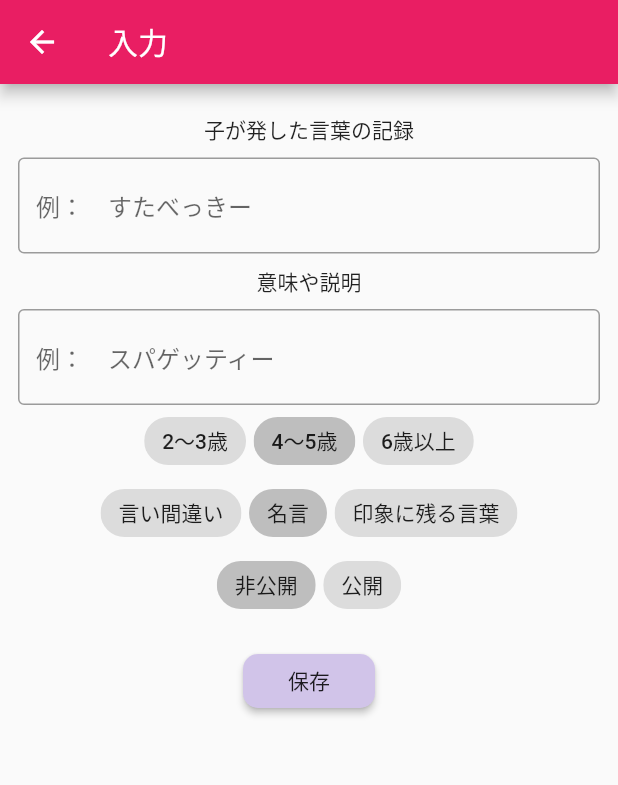
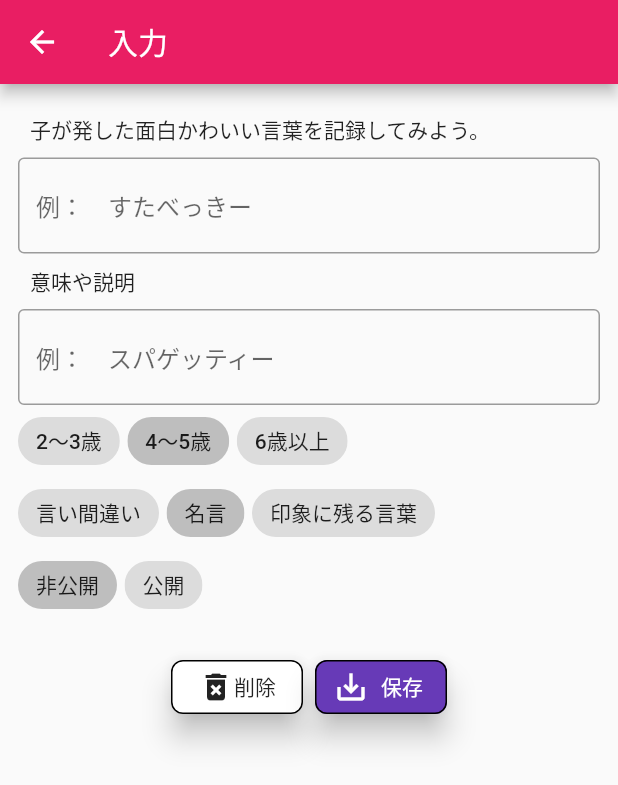
Before and after one commit to megumikanX/my_child_record, a Flutter app: the InputScreen screen opened directly with empty values, on a phone screen of 412 x 824 dp. Shown: the top 785 px of the screen. Run offline on Flutter 3.47's test engine with Material 2 defaults, Android fonts, the phone set to English and light mode, and no system bars; our stand-ins replace cloud_firestore, firebase_auth, flutter_signin_button, google_sign_in; missing offline and left inert: apple_sign_in; accounts and stored records are empty; Roboto replaces fonts that are missing (TypeGothic).

Commit message:
削除ボタンを追加

```diff
--- a/lib/inputScreen.dart
+++ b/lib/inputScreen.dart
@@ -82,10 +82,11 @@ class _InputFormWidgetState extends State<InputFormWidget> {
         child: SingleChildScrollView(
           padding: EdgeInsets.all(12.0),
           child: Column(
-            //crossAxisAlignment: CrossAxisAlignment.center,
+            crossAxisAlignment: CrossAxisAlignment.start,
             children: <Widget>[
               Container(
-                  padding: EdgeInsets.all(8.0), child: Text('子が発した言葉の記録')),
+                  padding: EdgeInsets.all(8.0),
+                  child: Text('子が発した面白かわいい言葉を記録してみよう。')),
               TextFormField(
                 keyboardType: TextInputType.multiline,
                 maxLines: null,
@@ -190,7 +191,39 @@ class _InputFormWidgetState extends State<InputFormWidget> {
               //publicOptions(),
               Padding(
                 padding: const EdgeInsets.symmetric(vertical: 16.0),
+                child: Row(
+                  mainAxisAlignment: MainAxisAlignment.center,
+                  children: <Widget>[
+                    Padding(
+                      padding: const EdgeInsets.all(4.0),
                       child: RaisedButton(
+                          child: Row(
+                            children: <Widget>[
+                              Icon(Icons.delete_forever),
+                              Text('削除'),
+                            ],
+                          ),
+                          color: Colors.white,
+                          elevation: 8.0,
+                          shape: OutlineInputBorder(
+                            borderRadius:
+                                BorderRadius.all(Radius.circular(8.0)),
+                          ),
+                          onPressed: () {}),
+                    ),
+                    Padding(
+                      padding: const EdgeInsets.all(4.0),
+                      child: RaisedButton.icon(
+                        icon: Icon(
+                          Icons.save_alt,
+                        ),
+                        label: Text('保存'),
+                        elevation: 8.0,
+                        color: Colors.deepPurple,
+                        textColor: Colors.white,
+                        shape: OutlineInputBorder(
+                          borderRadius: BorderRadius.all(Radius.circular(8.0)),
+                        ),
                         onPressed: () async {
                           if (_formKey.currentState.validate()) {
                             //this._formKey.currentState.save();
@@ -228,11 +261,9 @@ class _InputFormWidgetState extends State<InputFormWidget> {
                             Navigator.of(context).pop();
                           }
                         },
-                  child: Text('保存'),
-                  color: Colors.deepPurple[100],
-                  shape: RoundedRectangleBorder(
-                    borderRadius: BorderRadius.circular(10.0),
                       ),
+                    ),
+                  ],
                 ),
               ),
             ],
```
Lines whose indentation alone changed are shown as unchanged.
